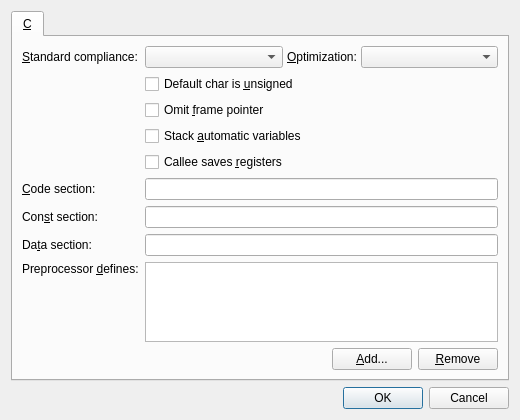
Before: the Qt Designer form editor/editor/ProjectSettingsDialog.ui in zapolnov/zxide, drawn with Qt 5.
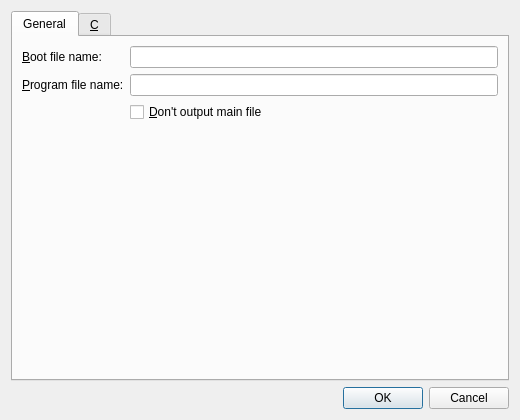
After: the same form once the commit is applied.

Commit message: Added option to not output main program file.

```diff
--- a/editor/editor/ProjectSettingsDialog.ui
+++ b/editor/editor/ProjectSettingsDialog.ui
@@ -25,6 +25,46 @@
      <property name="movable">
       <bool>false</bool>
      </property>
+     <widget class="QWidget" name="generalTab">
+      <attribute name="title">
+       <string>General</string>
+      </attribute>
+      <layout class="QFormLayout" name="formLayout">
+       <item row="0" column="0">
+        <widget class="QLabel" name="bootFileLabel">
+         <property name="text">
+          <string>&amp;Boot file name:</string>
+         </property>
+         <property name="buddy">
+          <cstring>bootFileEdit</cstring>
+         </property>
+        </widget>
+       </item>
+       <item row="0" column="1">
+        <widget class="QLineEdit" name="bootFileEdit"/>
+       </item>
+       <item row="1" column="0">
+        <widget class="QLabel" name="programFileLabel">
+         <property name="text">
+          <string>&amp;Program file name:</string>
+         </property>
+         <property name="buddy">
+          <cstring>programFileEdit</cstring>
+         </property>
+        </widget>
+       </item>
+       <item row="1" column="1">
+        <widget class="QLineEdit" name="programFileEdit"/>
+       </item>
+       <item row="2" column="1">
+        <widget class="QCheckBox" name="dontOutputMainFileCheck">
+         <property name="text">
+          <string>&amp;Don't output main file</string>
+         </property>
+        </widget>
+       </item>
+      </layout>
+     </widget>
      <widget class="QWidget" name="cTab">
       <attribute name="title">
        <string>&amp;C</string>
```
The commit also changes 9 other files.
